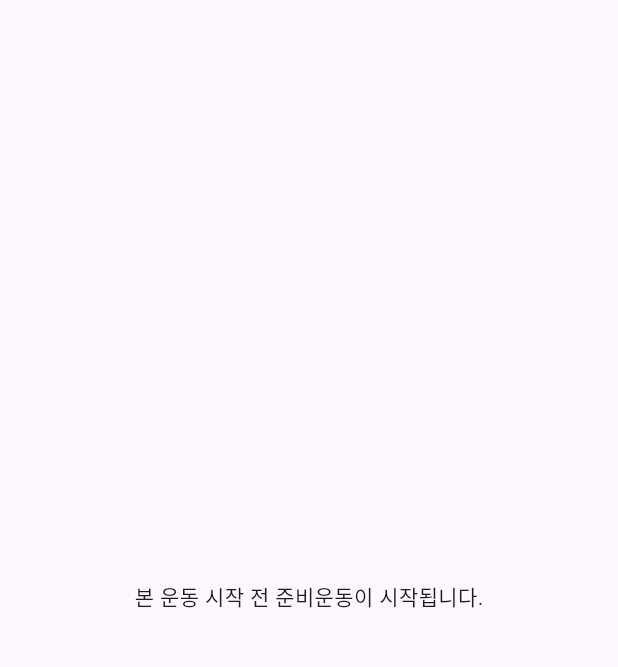
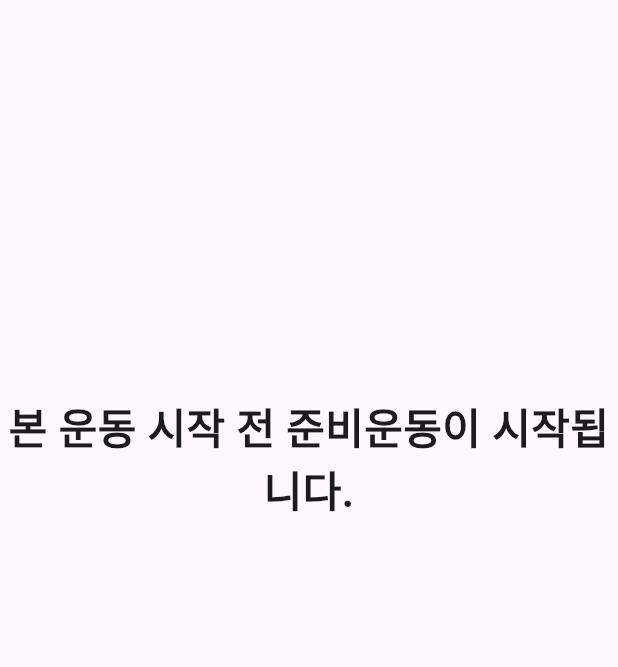
Before and after one commit to juyeong0103/eye-yoga, a Flutter app: the NextScreen screen opened directly, on a phone screen of 412 x 824 dp, the part 63-730 px from its top. Run offline on Flutter 3.47's test engine with Material 3 defaults, Android fonts, the phone set to English and light mode, and no system bars.

Commit message:
notice.dart 수정, NextScreen 별도 파일로 분리, FirstScreen 생성, 그 밖의 요소 수정

```diff
--- /dev/null
+++ b/lib/screen/NextScreen.dart
@@ -0,0 +1,85 @@
+import 'package:eye_exercise/screen/FirstScreen.dart';
+import 'package:flutter/material.dart';
+
+class NextScreen extends StatelessWidget {
+  const NextScreen({super.key});
+
+  @override
+  Widget build(BuildContext context) {
+    return Scaffold(
+      appBar: AppBar(title: const Text('Eye Yoga')),
+      body: Column(
+        mainAxisAlignment: MainAxisAlignment.center,
+        children: [
+          const SizedBox(height: 250),
+          const Center(
+            child: Text(
+              '본 운동 시작 전 준비운동이 시작됩니다.',
+              style: TextStyle(
+                fontSize: 28,
+                fontWeight: FontWeight.bold,
+              ),
+              textAlign: TextAlign.center,
+            ),
+          ),
+          const SizedBox(height: 450),
+          Row(
+            mainAxisAlignment: MainAxisAlignment.center,
+            children: [
+              ElevatedButton(
+                style: ElevatedButton.styleFrom(
+                  textStyle: const TextStyle(
+                    fontSize: 30,
+                    fontWeight: FontWeight.bold,
+                  ),
+                ),
+                onPressed: () {
+                  Navigator.pop(
+                    context
+                  );
+                },
+                // 다음 버튼
+                child: const Row(
+                  mainAxisSize: MainAxisSize.min,
+                  children: <Widget>[
+                    Icon(
+                      Icons.arrow_back,
+                      size: 30,
+                      ),
+                    Text('이전'),
+                  ],
+                ),
+              ),
+              const SizedBox(width: 200),
+              ElevatedButton(
+                style: ElevatedButton.styleFrom(
+                  textStyle: const TextStyle(
+                    fontSize: 30,
+                    fontWeight: FontWeight.bold,
+                    ),
+                ),
+                onPressed: () {
+                  Navigator.push(
+                    context,
+                    MaterialPageRoute(builder: (context) => FirstScreen()),
+                  );
+                },
+                // 다음 버튼
+                child: const Row(
+                  mainAxisSize: MainAxisSize.min,
+                  children: <Widget>[
+                    Text('다음'),
+                    Icon(
+                      Icons.arrow_forward,
+                      size: 30,
+                      ),
+                  ],
+                ),
+              ),
+            ],
+          ),
+        ],
+      ),
+    );
+  }
+}
```
Also changed, not shown: lib/screen/FirstScreen.dart (added, +29 -0 lines), lib/screen/notice.dart (+20 -17 lines).
